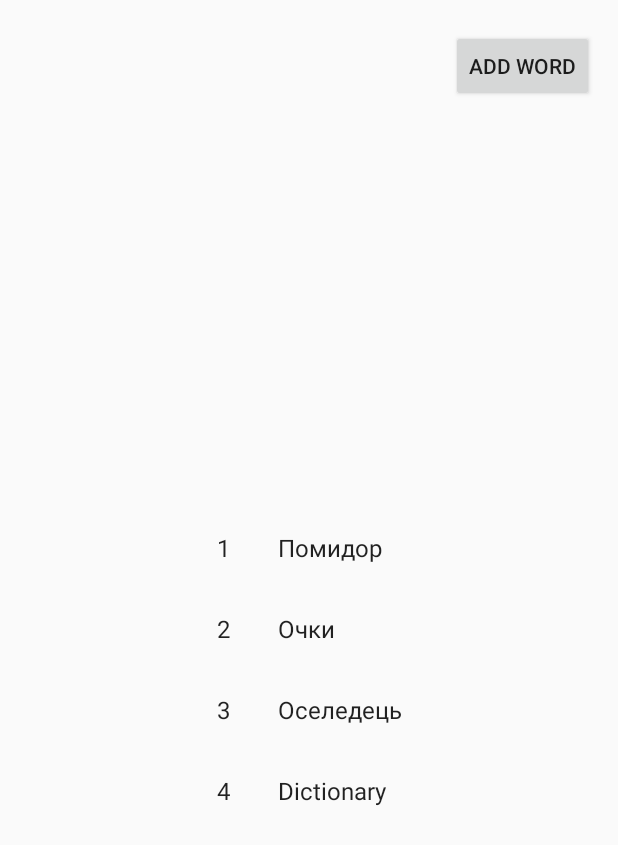
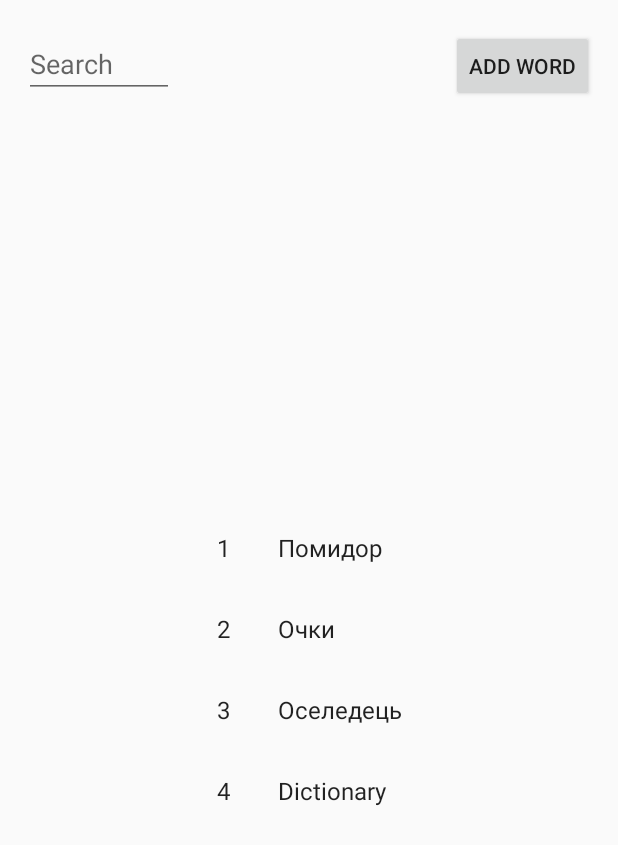
Before and after one commit to Meownjik/Hangdroid, an Android app: the WordFragment screen opened directly, with no data from a screen before it, on a phone screen of 412 x 824 dp. Shown: the top 845 px of the screen. Run offline under Robolectric (Android 15) with nearby library versions, the phone set to English and light mode, and no system bars.

Commit message:
added icon; added search on WordsListActivity

```diff
--- a/app/src/main/AndroidManifest.xml
+++ b/app/src/main/AndroidManifest.xml
@@ -1,6 +1,7 @@
 <?xml version="1.0" encoding="utf-8"?>
 <manifest xmlns:android="http://schemas.android.com/apk/res/android"
-    package="com.wikia.meownjik.shibenitsa">
+    package="com.wikia.meownjik.shibenitsa"
+    android:installLocation="preferExternal">
 
     <application
         android:allowBackup="true"
@@ -9,7 +10,7 @@
         android:roundIcon="@mipmap/ic_launcher_round"
         android:supportsRtl="true"
         android:theme="@style/AppTheme">
-        <activity android:name=".WordsListActivity"></activity>
+        <activity android:name=".WordsListActivity" />
         <activity android:name=".GameActivity" />
         <activity android:name=".InputWordActivity" />
         <activity android:name=".MainActivity">
--- a/app/src/main/java/com/wikia/meownjik/shibenitsa/WordFragment.java
+++ b/app/src/main/java/com/wikia/meownjik/shibenitsa/WordFragment.java
@@ -83,4 +83,10 @@ public class WordFragment extends Fragment {
         SQLiteDatabase db = dbHelper.getReadableDatabase();
         recyclerView.swapAdapter(new WordRecyclerViewAdapter(CRUD.selectAllWords(db)), true);
     }
+
+    public void refreshAdapter(String searchText) {
+        SQLiteDatabase db = dbHelper.getReadableDatabase();
+        recyclerView.swapAdapter(new WordRecyclerViewAdapter(CRUD.selectWordsByString2(db, searchText)),
+                true);
+    }
 }
--- a/app/src/main/java/com/wikia/meownjik/shibenitsa/WordsListActivity.java
+++ b/app/src/main/java/com/wikia/meownjik/shibenitsa/WordsListActivity.java
@@ -4,23 +4,42 @@ import androidx.appcompat.app.AppCompatActivity;
 
 import android.os.Bundle;
 import android.util.Log;
+import android.view.KeyEvent;
 import android.view.View;
 import android.widget.Button;
+import android.widget.EditText;
 
 import com.wikia.meownjik.shibenitsa.database.WordModel;
 
 public class WordsListActivity extends AppCompatActivity {
     private Button buttonAddWord;
+    private EditText inputSearch;
 
     @Override
     protected void onCreate(Bundle savedInstanceState) {
         super.onCreate(savedInstanceState);
         setContentView(R.layout.activity_words_list);
         buttonAddWord = (Button) findViewById(R.id.buttonAddWord);
+        inputSearch = (EditText) findViewById(R.id.inputSearch);
+
         buttonAddWord.setOnClickListener(new View.OnClickListener() {
             @Override
             public void onClick(View view) {
                 showWordEditDialog(new WordModel(-1, null, null, null));
+            }
+        });
+        inputSearch.setOnKeyListener(new View.OnKeyListener() {
+            public boolean onKey(View v, int keyCode, KeyEvent event) {
+                // If the event is a key-down event on the "enter" button
+                if ((event.getAction() == KeyEvent.ACTION_DOWN) &&
+                        (keyCode == KeyEvent.KEYCODE_ENTER)) {
+                    // Perform action on key press
+                    WordFragment wf = (WordFragment) ((WordsListActivity) v.getContext()).getSupportFragmentManager()
+                            .findFragmentById(R.id.fragment_words);
+                    wf.refreshAdapter(inputSearch.getText().toString());
+                    return true;
+                }
+                return false;
             }
         });
     }
--- a/app/src/main/res/layout/activity_words_list.xml
+++ b/app/src/main/res/layout/activity_words_list.xml
@@ -29,4 +29,19 @@
         app:layout_constraintEnd_toEndOf="parent"
         app:layout_constraintTop_toTopOf="parent" />
 
+    <EditText
+        android:id="@+id/inputSearch"
+        android:layout_width="wrap_content"
+        android:layout_height="wrap_content"
+        android:layout_marginTop="20dp"
+        android:layout_marginStart="16dp"
+        android:layout_marginLeft="16dp"
+        android:width="100dp"
+        app:layout_constraintStart_toStartOf="parent"
+        app:layout_constraintTop_toTopOf="parent"
+        android:maxLines="1"
+        android:autofillHints=""
+        android:hint="Search"
+        android:inputType="text" />
+
 </androidx.constraintlayout.widget.ConstraintLayout>
```
Also changed, not shown: app/src/main/java/com/wikia/meownjik/shibenitsa/database/CRUD.java (+73 -0 lines), app/src/main/res/mipmap-hdpi/ic_launcher.png, app/src/main/res/mipmap-hdpi/ic_launcher_round.png, app/src/main/res/mipmap-mdpi/ic_launcher.png, app/src/main/res/mipmap-mdpi/ic_launcher_round.png, app/src/main/res/mipmap-xhdpi/ic_launcher.png, app/src/main/res/mipmap-xhdpi/ic_launcher_round.png, app/src/main/res/mipmap-xxhdpi/ic_launcher.png, app/src/main/res/mipmap-xxhdpi/ic_launcher_round.png, app/src/main/res/mipmap-xxxhdpi/ic_launcher.png, app/src/main/res/mipmap-xxxhdpi/ic_launcher_round.png.
